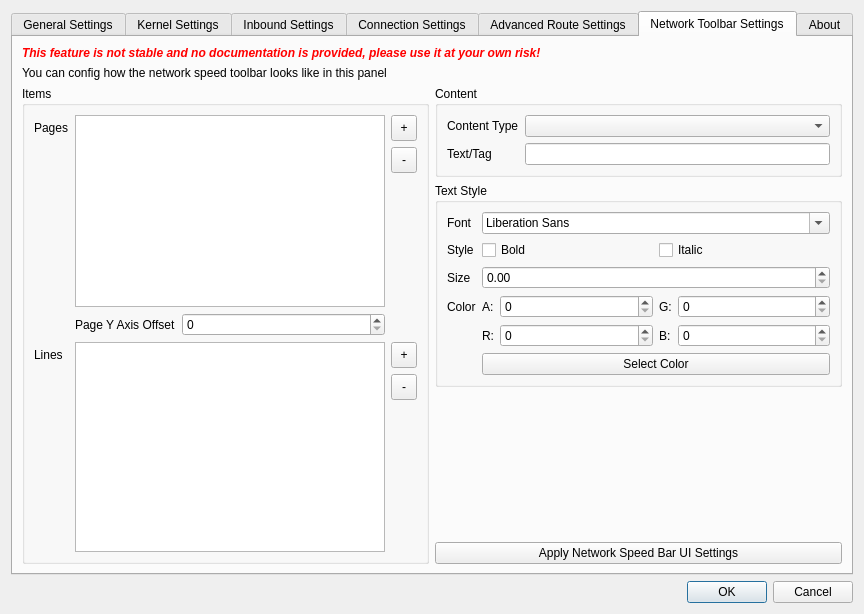
Before: the Qt Designer form src/ui/w_PreferencesWindow.ui in Qv2ray/Qv2ray, drawn with Qt 5.
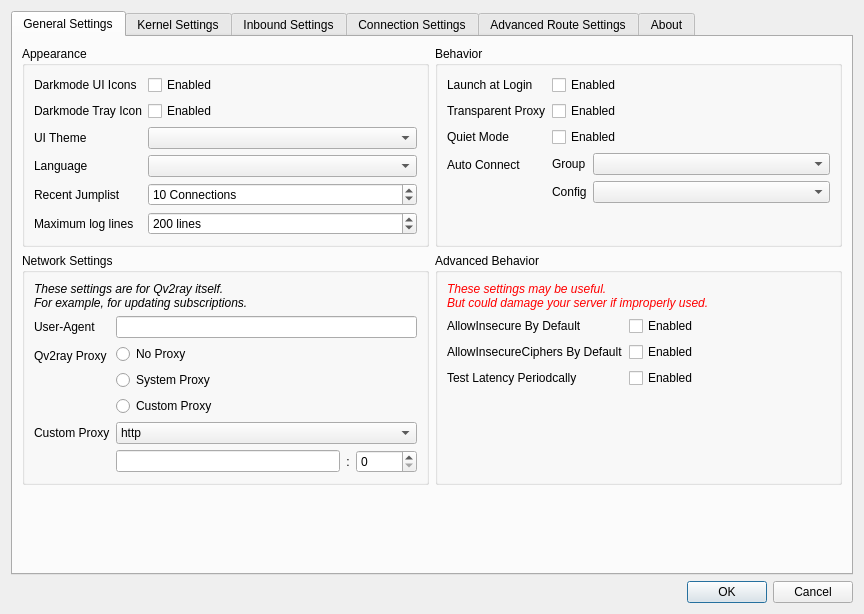
After: the same form once the commit is applied. The open tabs and pages were chosen to show the change. Icons and pictures are not drawn.

Commit message: rm: fully removed QvNetworkToolbar

Patch:
```diff
--- a/src/ui/w_PreferencesWindow.ui
+++ b/src/ui/w_PreferencesWindow.ui
@@ -1391,389 +1391,6 @@
        </item>
       </layout>
      </widget>
-     <widget class="QWidget" name="networkToolbarPage">
-      <property name="enabled">
-       <bool>true</bool>
-      </property>
-      <attribute name="title">
-       <string>Network Toolbar Settings</string>
-      </attribute>
-      <layout class="QGridLayout" name="gridLayout">
-       <item row="1" column="0" colspan="2">
-        <widget class="QLabel" name="label_33">
-         <property name="text">
-          <string>You can config how the network speed toolbar looks like in this panel</string>
-         </property>
-        </widget>
-       </item>
-       <item row="3" column="0">
-        <widget class="QGroupBox" name="groupBox_6">
-         <property name="title">
-          <string>Items</string>
-         </property>
-         <layout class="QGridLayout" name="gridLayout_2" columnstretch="0,0,1,0">
-          <item row="1" column="3">
-           <widget class="QToolButton" name="nsBarPageDelBTN">
-            <property name="sizePolicy">
-             <sizepolicy hsizetype="Expanding" vsizetype="Fixed">
-              <horstretch>0</horstretch>
-              <verstretch>0</verstretch>
-             </sizepolicy>
-            </property>
-            <property name="minimumSize">
-             <size>
-              <width>26</width>
-              <height>26</height>
-             </size>
-            </property>
-            <property name="text">
-             <string>-</string>
-            </property>
-           </widget>
-          </item>
-          <item row="0" column="3">
-           <widget class="QToolButton" name="nsBarPageAddBTN">
-            <property name="sizePolicy">
-             <sizepolicy hsizetype="Expanding" vsizetype="Fixed">
-              <horstretch>0</horstretch>
-              <verstretch>0</verstretch>
-             </sizepolicy>
-            </property>
-            <property name="minimumSize">
-             <size>
-              <width>26</width>
-              <height>26</height>
-             </size>
-            </property>
-            <property name="text">
-             <string>+</string>
-            </property>
-           </widget>
-          </item>
-          <item row="3" column="1">
-           <widget class="QLabel" name="label_39">
-            <property name="text">
-             <string>Page Y Axis Offset</string>
-            </property>
-           </widget>
-          </item>
-          <item row="0" column="0">
-           <widget class="QLabel" name="label_32">
-            <property name="text">
-             <string>Pages</string>
-            </property>
-           </widget>
-          </item>
-          <item row="4" column="0">
-           <widget class="QLabel" name="label_45">
-            <property name="text">
-             <string>Lines</string>
-            </property>
-           </widget>
-          </item>
-          <item row="3" column="2">
-           <widget class="QSpinBox" name="nsBarPageYOffset">
-            <property name="maximum">
-             <number>1024</number>
-            </property>
-           </widget>
-          </item>
-          <item row="2" column="3" rowspan="2">
-           <spacer name="verticalSpacer_4">
-            <property name="orientation">
-             <enum>Qt::Vertical</enum>
-            </property>
-            <property name="sizeHint" stdset="0">
-             <size>
-              <width>20</width>
-              <height>38</height>
-             </size>
-            </property>
-           </spacer>
-          </item>
-          <item row="5" column="3">
-           <widget class="QToolButton" name="nsBarLineDelBTN">
-            <property name="sizePolicy">
-             <sizepolicy hsizetype="Expanding" vsizetype="Fixed">
-              <horstretch>0</horstretch>
-              <verstretch>0</verstretch>
-             </sizepolicy>
-            </property>
-            <property name="minimumSize">
-             <size>
-              <width>26</width>
-              <height>26</height>
-             </size>
-            </property>
-            <property name="text">
-             <string>-</string>
-            </property>
-           </widget>
-          </item>
-          <item row="4" column="3">
-           <widget class="QToolButton" name="nsBarLineAddBTN">
-            <property name="sizePolicy">
-             <sizepolicy hsizetype="Expanding" vsizetype="Fixed">
-              <horstretch>0</horstretch>
-              <verstretch>0</verstretch>
-             </sizepolicy>
-            </property>
-            <property name="minimumSize">
-             <size>
-              <width>26</width>
-              <height>26</height>
-             </size>
-            </property>
-            <property name="text">
-             <string>+</string>
-            </property>
-           </widget>
-          </item>
-          <item row="6" column="3">
-           <spacer name="verticalSpacer_3">
-            <property name="orientation">
-             <enum>Qt::Vertical</enum>
-            </property>
-            <property name="sizeHint" stdset="0">
-             <size>
-              <width>20</width>
-              <height>40</height>
-             </size>
-            </property>
-           </spacer>
-          </item>
-          <item row="0" column="1" rowspan="3" colspan="2">
-           <widget class="QListWidget" name="nsBarPagesList"/>
-          </item>
-          <item row="4" column="1" rowspan="3" colspan="2">
-           <widget class="QListWidget" name="nsBarLinesList"/>
-          </item>
-         </layout>
-        </widget>
-       </item>
-       <item row="0" column="0" colspan="2">
-        <widget class="QLabel" name="networkToolbarInfoLabel">
-         <property name="enabled">
-          <bool>true</bool>
-         </property>
-         <property name="font">
-          <font>
-           <weight>75</weight>
-           <italic>true</italic>
-           <bold>true</bold>
-          </font>
-         </property>
-         <property name="styleSheet">
-          <string notr="true">color: red</string>
-         </property>
-         <property name="text">
-          <string>This feature is not stable and no documentation is provided, please use it at your own risk!</string>
-         </property>
-        </widget>
-       </item>
-       <item row="3" column="1">
-        <widget class="QFrame" name="networkToolbarSettingsFrame">
-         <layout class="QVBoxLayout" name="verticalLayout">
-          <property name="leftMargin">
-           <number>0</number>
-          </property>
-          <property name="topMargin">
-           <number>0</number>
-          </property>
-          <property name="rightMargin">
-           <number>0</number>
-          </property>
-          <property name="bottomMargin">
-           <number>0</number>
-          </property>
-          <item>
-           <widget class="QGroupBox" name="groupBox_5">
-            <property name="title">
-             <string>Content</string>
-            </property>
-            <layout class="QFormLayout" name="formLayout_9">
-             <item row="0" column="0">
-              <widget class="QLabel" name="label_44">
-               <property name="text">
-                <string>Content Type</string>
-               </property>
-              </widget>
-             </item>
-             <item row="0" column="1">
-              <widget class="QComboBox" name="nsBarContentCombo"/>
-             </item>
-             <item row="1" column="0">
-              <widget class="QLabel" name="label_31">
-               <property name="text">
-                <string>Text/Tag</string>
-               </property>
-              </widget>
-             </item>
-             <item row="1" column="1">
-              <widget class="QLineEdit" name="nsBarTagTxt"/>
-             </item>
-            </layout>
-           </widget>
-          </item>
-          <item>
-           <widget class="QGroupBox" name="groupBox_3">
-            <property name="sizePolicy">
-             <sizepolicy hsizetype="Preferred" vsizetype="Expanding">
-              <horstretch>0</horstretch>
-              <verstretch>0</verstretch>
-             </sizepolicy>
-            </property>
-            <property name="title">
-             <string>Text Style</string>
-            </property>
-            <layout class="QFormLayout" name="formLayout_3">
-             <item row="0" column="0">
-              <widget class="QLabel" name="label_34">
-               <property name="text">
-                <string>Font</string>
-               </property>
-              </widget>
-             </item>
-             <item row="0" column="1">
-              <widget class="QFontComboBox" name="fontComboBox"/>
-             </item>
-             <item row="1" column="1">
-              <layout class="QHBoxLayout" name="horizontalLayout_4">
-               <item>
-                <widget class="QCheckBox" name="nsBarFontBoldCB">
-                 <property name="text">
-                  <string>Bold</string>
-                 </property>
-                </widget>
-               </item>
-               <item>
-                <widget class="QCheckBox" name="nsBarFontItalicCB">
-                 <property name="text">
-                  <string>Italic</string>
-                 </property>
-                </widget>
-               </item>
-              </layout>
-             </item>
-             <item row="2" column="0">
-              <widget class="QLabel" name="label_38">
-               <property name="text">
-                <string>Size</string>
-               </property>
-              </widget>
-             </item>
-             <item row="2" column="1">
-              <widget class="QDoubleSpinBox" name="nsBarFontSizeSB"/>
-             </item>
-             <item row="3" column="0">
-              <widget class="QLabel" name="label_37">
-               <property name="text">
-                <string>Color</string>
-               </property>
-              </widget>
-             </item>
-             <item row="3" column="1">
-              <layout class="QGridLayout" name="gridLayout_6" columnstretch="0,1,0,1">
-               <item row="0" column="0">
-                <widget class="QLabel" name="label_40">
-                 <property name="text">
-                  <string>A:</string>
-                 </property>
-                </widget>
-               </item>
-               <item row="0" column="2">
-                <widget class="QLabel" name="label_42">
-                 <property name="text">
-                  <string>G:</string>
-                 </property>
-                </widget>
-               </item>
-               <item row="1" column="1">
-                <widget class="QSpinBox" name="nsBarFontRSB">
-                 <property name="maximum">
-                  <number>255</number>
-                 </property>
-                </widget>
-               </item>
-               <item row="0" column="3">
-                <widget class="QSpinBox" name="nsBarFontGSB">
-                 <property name="maximum">
-                  <number>255</number>
-                 </property>
-                </widget>
-               </item>
-               <item row="1" column="3">
-                <widget class="QSpinBox" name="nsBarFontBSB">
-                 <property name="maximum">
-                  <number>255</number>
-                 </property>
-                </widget>
-               </item>
-               <item row="0" column="1">
-                <widget class="QSpinBox" name="nsBarFontASB">
-                 <property name="maximum">
-                  <number>255</number>
-                 </property>
-                </widget>
-               </item>
-               <item row="1" column="0">
-                <widget class="QLabel" name="label_43">
-                 <property name="text">
-                  <string>R:</string>
-                 </property>
-                </widget>
-               </item>
-               <item row="2" column="0" colspan="4">
-                <widget class="QPushButton" name="chooseColorBtn">
-                 <property name="text">
-                  <string>Select Color</string>
-                 </property>
-                </widget>
-               </item>
-               <item row="1" column="2">
-                <widget class="QLabel" name="label_41">
-                 <property name="text">
-                  <string>B:</string>
-                 </property>
-                </widget>
-               </item>
-              </layout>
-             </item>
-             <item row="1" column="0">
-              <widget class="QLabel" name="label_47">
-               <property name="text">
-                <string>Style</string>
-               </property>
-              </widget>
-             </item>
-            </layout>
-           </widget>
-          </item>
-          <item>
-           <spacer name="verticalSpacer_6">
-            <property name="orientation">
-             <enum>Qt::Vertical</enum>
-            </property>
-            <property name="sizeHint" stdset="0">
-             <size>
-              <width>20</width>
-              <height>40</height>
-             </size>
-            </property>
-           </spacer>
-          </item>
-          <item>
-           <widget class="QPushButton" name="applyNSBarSettingsBtn">
-            <property name="text">
-             <string>Apply Network Speed Bar UI Settings</string>
-            </property>
-           </widget>
-          </item>
-         </layout>
-        </widget>
-       </item>
-      </layout>
-     </widget>
      <widget class="QWidget" name="tabWidgetPage5">
       <attribute name="title">
        <string>About</string>
```
Left out of the diff: 15 changed lines with no effect on the pictures. The commit also changes 13 other files.
